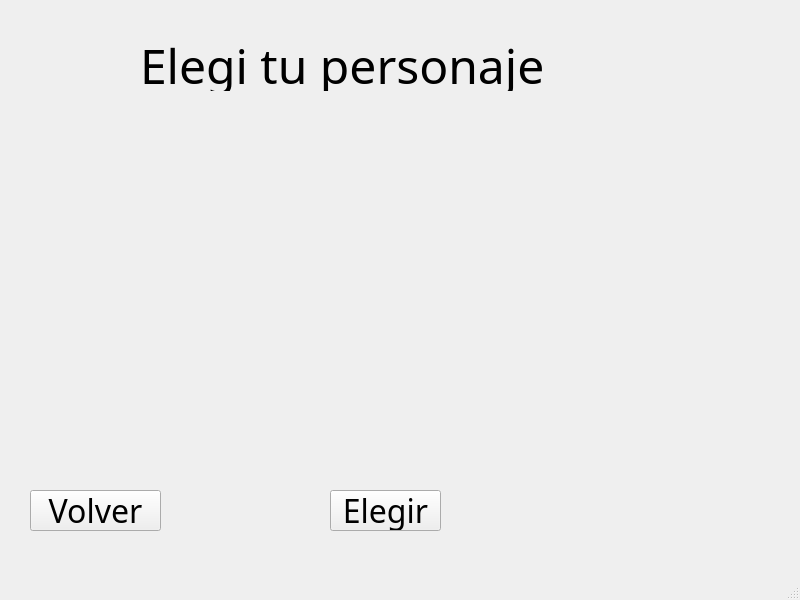
franciscoduc4/TP_Jazz_Jackrabbit_2, file src/Client/Lobby/characterselection.ui: the form before one commit.
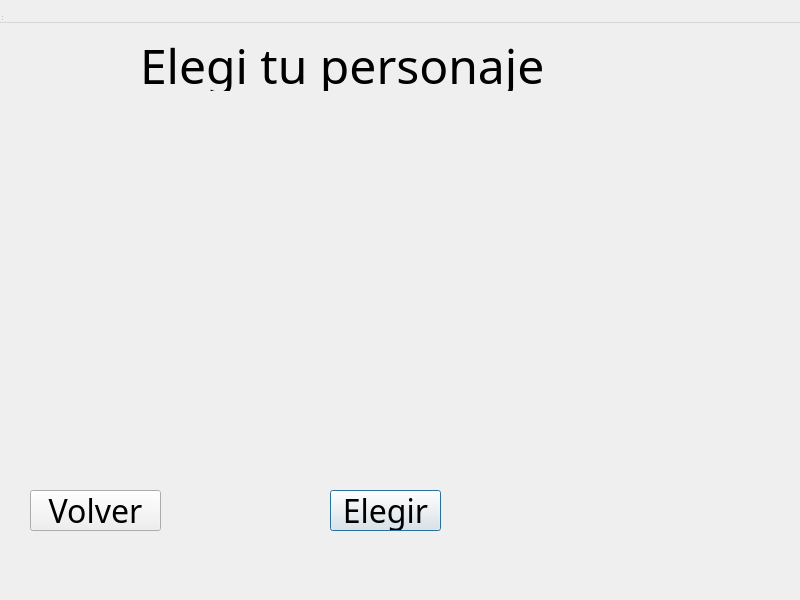
The form after the commit.

Commit message: MainWindows are now Dialogs except for the first one

```diff
--- a/src/Client/Lobby/characterselection.ui
+++ b/src/Client/Lobby/characterselection.ui
@@ -1,7 +1,7 @@
 <?xml version="1.0" encoding="UTF-8"?>
 <ui version="4.0">
  <class>CharacterSelection</class>
- <widget class="QMainWindow" name="CharacterSelection">
+ <widget class="QDialog" name="CharacterSelection">
   <property name="geometry">
    <rect>
     <x>0</x>
```
Left out of the diff: 2 changed lines with no effect on the pictures. The commit also changes 18 other files.
